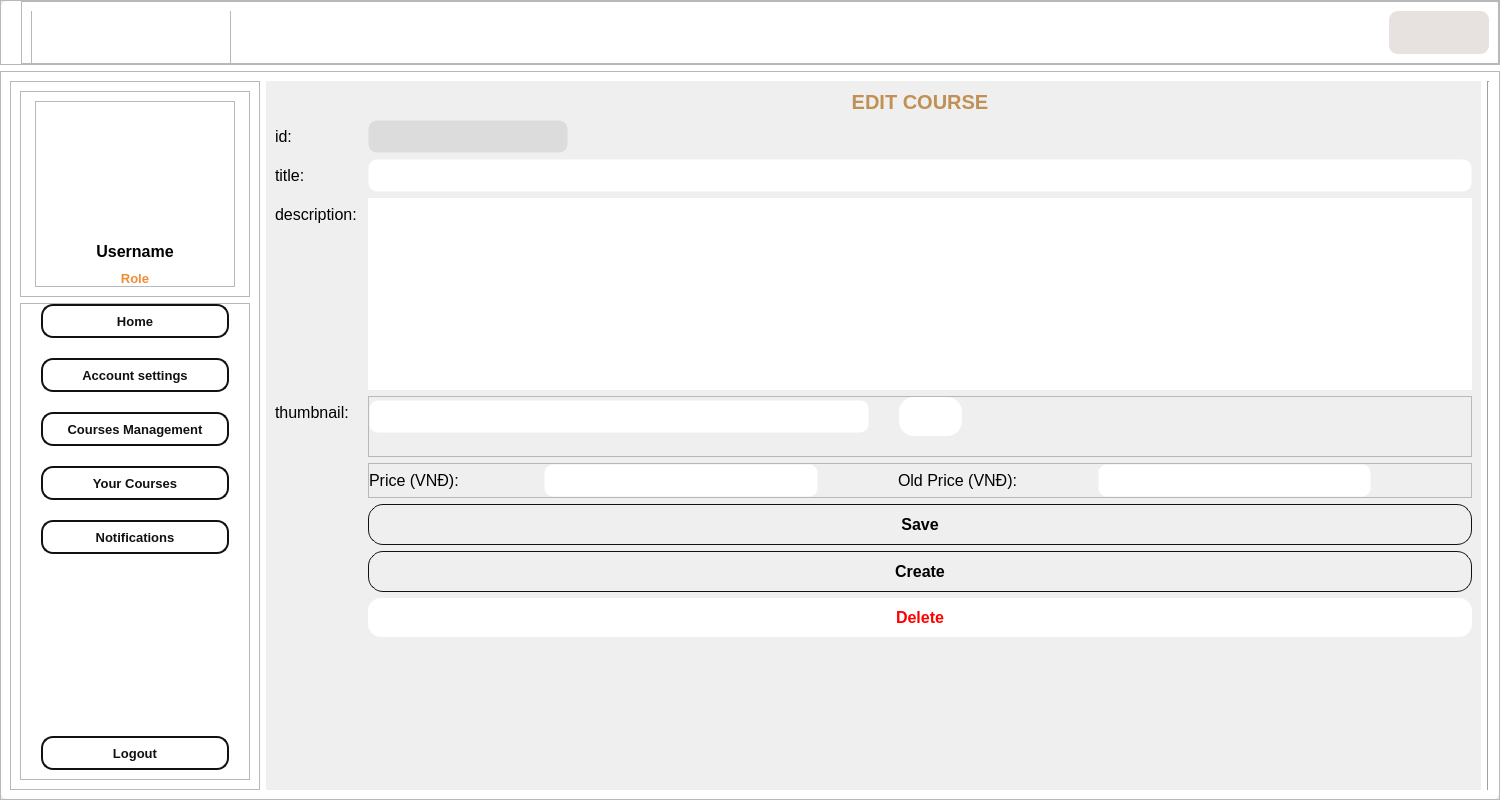
Before: the Qt Designer form ui_files/Home_gui.ui in SharkTien/Tengee, drawn with Qt 5.
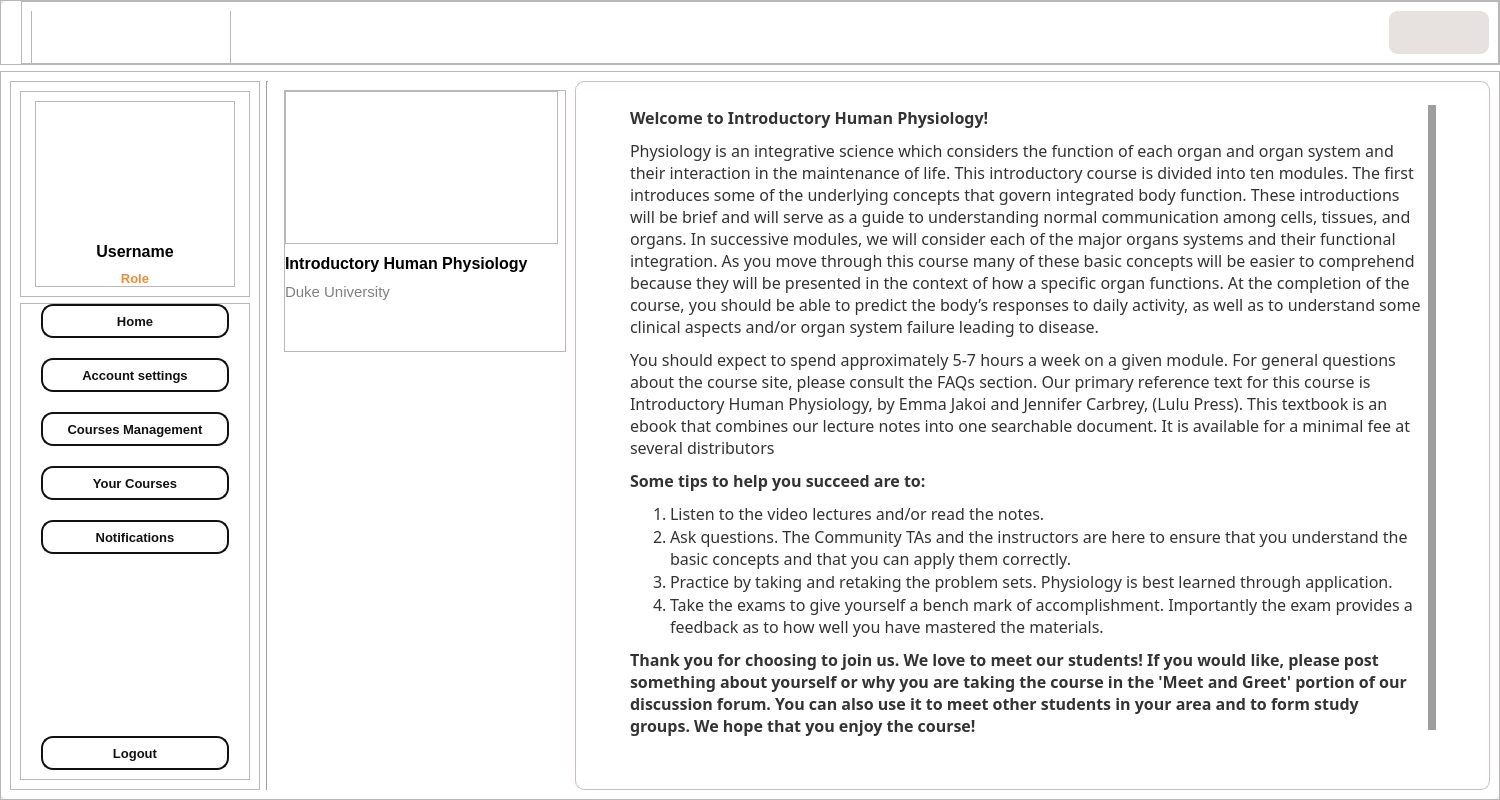
After: the same form once the commit is applied. The open tabs and pages were chosen to show the change. Icons and pictures are not drawn.

```diff
--- a/ui_files/Home_gui.ui
+++ b/ui_files/Home_gui.ui
@@ -608,6 +608,13 @@
          </layout>
         </widget>
        </item>
+       <item>
+        <widget class="Line" name="line">
+         <property name="orientation">
+          <enum>Qt::Vertical</enum>
+         </property>
+        </widget>
+       </item>
        <item>
         <widget class="QStackedWidget" name="tabs">
          <property name="styleSheet">
@@ -1788,6 +1795,12 @@
                </item>
                <item row="3" column="1">
                 <widget class="QTextBrowser" name="description_entry">
+                 <property name="maximumSize">
+                  <size>
+                   <width>16777215</width>
+                   <height>60</height>
+                  </size>
+                 </property>
                  <property name="font">
                   <font>
                    <pointsize>12</pointsize>
@@ -1929,7 +1942,7 @@
                  <property name="maximumSize">
                   <size>
                    <width>16777215</width>
-                   <height>80</height>
+                   <height>60</height>
                   </size>
                  </property>
                  <property name="font">
@@ -3635,13 +3648,464 @@
            </item>
           </layout>
          </widget>
-        </widget>
-       </item>
-       <item>
-        <widget class="Line" name="line">
-         <property name="orientation">
-          <enum>Qt::Vertical</enum>
-         </property>
+         <widget class="QWidget" name="notification">
+          <property name="styleSheet">
+           <string notr="true"/>
+          </property>
+          <layout class="QVBoxLayout" name="verticalLayout_20">
+           <property name="spacing">
+            <number>0</number>
+           </property>
+           <property name="leftMargin">
+            <number>0</number>
+           </property>
+           <property name="topMargin">
+            <number>0</number>
+           </property>
+           <property name="bottomMargin">
+            <number>0</number>
+           </property>
+           <item>
+            <widget class="QScrollArea" name="notification_scroll">
+             <property name="styleSheet">
+              <string notr="true">QScrollArea {
+	border-radius: 10px;
+	outline: 0;
+} 
+QScrollArea::item { 
+	margin: 20px;
+	border: 0px solid black;
+}
+
+QScrollBar{
+	background : transparent;
+}
+
+QScrollBar::handle{
+	background : rgb(158, 158, 158);
+	border-radius: 5px;
+	margin: 3px 3px 3px 3px;
+}
+
+QScrollBar::handle::pressed{
+	background : rgb(85, 85, 85);
+}
+
+QScrollBar::add-line {
+	height: 0px;
+}
+
+QScrollBar::sub-line {
+	height: 0px;
+}
+
+QScrollBar::add-page, QScrollBar::sub-page {
+	height: 0px;
+}</string>
+             </property>
+             <property name="widgetResizable">
+              <bool>true</bool>
+             </property>
+             <widget class="QWidget" name="notification_content">
+              <property name="geometry">
+               <rect>
+                <x>0</x>
+                <y>0</y>
+                <width>1206</width>
+                <height>710</height>
+               </rect>
+              </property>
+              <property name="styleSheet">
+               <string notr="true">QLineEdit {
+	padding: 5px;
+	border: 1px solid transparent;
+	border-radius: 9px;
+}
+
+QTextBrowser {
+	border: transparent;
+}
+
+QPushButton {
+	font: bold;
+	border: 1px solid #111;
+	border-radius: 15px;
+	padding: 10px;
+}
+
+QPushButton:hover {
+	color: #fff;
+	background: #c09054;
+	border: transparent;
+}</string>
+              </property>
+              <layout class="QVBoxLayout" name="verticalLayout_21">
+               <item>
+                <widget class="QLabel" name="noNotification">
+                 <property name="font">
+                  <font>
+                   <pointsize>14</pointsize>
+                   <weight>75</weight>
+                   <bold>true</bold>
+                  </font>
+                 </property>
+                 <property name="styleSheet">
+                  <string notr="true">color: rgba(0, 0, 0, 80);</string>
+                 </property>
+                 <property name="text">
+                  <string>There are no notifications here</string>
+                 </property>
+                 <property name="alignment">
+                  <set>Qt::AlignCenter</set>
+                 </property>
+                </widget>
+               </item>
+              </layout>
+             </widget>
+            </widget>
+           </item>
+          </layout>
+         </widget>
+         <widget class="QWidget" name="study">
+          <layout class="QHBoxLayout" name="horizontalLayout_15">
+           <property name="spacing">
+            <number>0</number>
+           </property>
+           <property name="leftMargin">
+            <number>0</number>
+           </property>
+           <property name="topMargin">
+            <number>0</number>
+           </property>
+           <property name="rightMargin">
+            <number>0</number>
+           </property>
+           <property name="bottomMargin">
+            <number>0</number>
+           </property>
+           <item>
+            <widget class="QScrollArea" name="study_sidebar">
+             <property name="maximumSize">
+              <size>
+               <width>300</width>
+               <height>16777215</height>
+              </size>
+             </property>
+             <property name="styleSheet">
+              <string notr="true">QScrollArea {
+	border-radius: 10px;
+	background-color: rgba(255, 255, 255, 50);
+	outline: 0;
+} 
+QScrollArea::item { 
+	margin: 20px;
+	border: 0px solid black;
+}
+
+QScrollBar{
+	background : transparent;
+}
+
+QScrollBar::handle{
+	background : rgb(158, 158, 158);
+	border-radius: 5px;
+	margin: 3px 3px 3px 3px;
+}
+
+QScrollBar::handle::pressed{
+	background : rgb(85, 85, 85);
+}
+
+QScrollBar::add-line {
+	height: 0px;
+}
+
+QScrollBar::sub-line {
+	height: 0px;
+}
+
+QScrollBar::add-page, QScrollBar::sub-page {
+	height: 0px;
+}</string>
+             </property>
+             <property name="widgetResizable">
+              <bool>true</bool>
+             </property>
+             <widget class="QWidget" name="sidebarcontent">
+              <property name="geometry">
+               <rect>
+                <x>0</x>
+                <y>0</y>
+                <width>300</width>
+                <height>710</height>
+               </rect>
+              </property>
+              <property name="styleSheet">
+               <string notr="true">#sidebarcontent {
+	background: transparent;
+}
+
+QLineEdit {
+	padding: 5px;
+	border: 1px solid transparent;
+	border-radius: 9px;
+}
+
+QTextBrowser {
+	border: transparent;
+}
+
+QPushButton {
+	font: bold;
+	border: 1px solid #111;
+	border-radius: 15px;
+	padding: 10px;
+}
+
+QPushButton:hover {
+	color: #fff;
+	background: #c09054;
+	border: transparent;
+}</string>
+              </property>
+              <layout class="QVBoxLayout" name="verticalLayout_23">
+               <item>
+                <widget class="QFrame" name="imgarea">
+                 <property name="frameShape">
+                  <enum>QFrame::StyledPanel</enum>
+                 </property>
+                 <property name="frameShadow">
+                  <enum>QFrame::Raised</enum>
+                 </property>
+                 <layout class="QVBoxLayout" name="verticalLayout_22">
+                  <property name="spacing">
+                   <number>10</number>
+                  </property>
+                  <property name="leftMargin">
+                   <number>0</number>
+                  </property>
+                  <property name="topMargin">
+                   <number>0</number>
+                  </property>
+                  <property name="rightMargin">
+                   <number>0</number>
+                  </property>
+                  <property name="bottomMargin">
+                   <number>50</number>
+                  </property>
+                  <item>
+                   <widget class="QFrame" name="imgcard_study">
+                    <property name="minimumSize">
+                     <size>
+                      <width>273</width>
+                      <height>153</height>
+                     </size>
+                    </property>
+                    <property name="maximumSize">
+                     <size>
+                      <width>273</width>
+                      <height>153</height>
+                     </size>
+                    </property>
+                    <property name="styleSheet">
+                     <string notr="true">border-image: url(:/icons/background-login.png)</string>
+                    </property>
+                    <property name="frameShape">
+                     <enum>QFrame::StyledPanel</enum>
+                    </property>
+                    <property name="frameShadow">
+                     <enum>QFrame::Raised</enum>
+                    </property>
+                   </widget>
+                  </item>
+                  <item>
+                   <widget class="QLabel" name="title_study">
+                    <property name="font">
+                     <font>
+                      <pointsize>12</pointsize>
+                      <weight>75</weight>
+                      <bold>true</bold>
+                     </font>
+                    </property>
+                    <property name="text">
+                     <string>Introductory Human Physiology</string>
+                    </property>
+                    <property name="wordWrap">
+                     <bool>true</bool>
+                    </property>
+                   </widget>
+                  </item>
+                  <item>
+                   <widget class="QLabel" name="author_study">
+                    <property name="font">
+                     <font>
+                      <pointsize>11</pointsize>
+                      <weight>50</weight>
+                      <italic>false</italic>
+                      <bold>false</bold>
+                      <underline>false</underline>
+                      <strikeout>false</strikeout>
+                      <kerning>true</kerning>
+                     </font>
+                    </property>
+                    <property name="styleSheet">
+                     <string notr="true">#author_study {
+	color: gray;
+}</string>
+                    </property>
+                    <property name="text">
+                     <string>Duke University</string>
+                    </property>
+                    <property name="wordWrap">
+                     <bool>true</bool>
+                    </property>
+                   </widget>
+                  </item>
+                 </layout>
+                </widget>
+               </item>
+               <item>
+                <spacer name="verticalSpacer_9">
+                 <property name="orientation">
+                  <enum>Qt::Vertical</enum>
+                 </property>
+                 <property name="sizeHint" stdset="0">
+                  <size>
+                   <width>20</width>
+                   <height>40</height>
+                  </size>
+                 </property>
+                </spacer>
+               </item>
+              </layout>
+             </widget>
+            </widget>
+           </item>
+           <item>
+            <widget class="QScrollArea" name="studyarea">
+             <property name="styleSheet">
+              <string notr="true">QScrollArea {
+	border-radius: 9px;
+	background-color: rgba(255, 255, 255, 50);
+	border: 1px solid #cbbfbb;
+} 
+QScrollArea::item { 
+	margin: 20px;
+	border: none;
+}
+
+QScrollBar{
+	background : transparent;
+}
+
+QScrollBar::handle{
+	background : rgb(158, 158, 158);
+	border-radius: 5px;
+	margin: 3px 3px 3px 3px;
+}
+
+QScrollBar::handle::pressed{
+	background : rgb(85, 85, 85);
+}
+
+QScrollBar::add-line {
+	height: 0px;
+}
+
+QScrollBar::sub-line {
+	height: 0px;
+}
+
+QScrollBar::add-page, QScrollBar::sub-page {
+	height: 0px;
+}</string>
+             </property>
+             <property name="widgetResizable">
+              <bool>true</bool>
+             </property>
+             <widget class="QWidget" name="studycontent">
+              <property name="geometry">
+               <rect>
+                <x>0</x>
+                <y>0</y>
+                <width>913</width>
+                <height>708</height>
+               </rect>
+              </property>
+              <property name="styleSheet">
+               <string notr="true">#studycontent {
+	border-radius: 9px;
+}
+
+QLineEdit {
+	padding: 5px;
+	border: 1px solid transparent;
+	border-radius: 9px;
+}
+
+QTextBrowser {
+	border: transparent;
+}
+
+QPushButton {
+	font: bold;
+	border: 1px solid #111;
+	border-radius: 15px;
+	padding: 10px;
+}
+
+QPushButton:hover {
+	color: #fff;
+	background: #c09054;
+	border: transparent;
+}</string>
+              </property>
+              <layout class="QVBoxLayout" name="verticalLayout_24">
+               <property name="leftMargin">
+                <number>50</number>
+               </property>
+               <property name="topMargin">
+                <number>20</number>
+               </property>
+               <property name="rightMargin">
+                <number>50</number>
+               </property>
+               <property name="bottomMargin">
+                <number>20</number>
+               </property>
+               <item>
+                <widget class="QTextBrowser" name="studywelcome">
+                 <property name="font">
+                  <font>
+                   <family>MS Reference Specialty</family>
+                   <pointsize>8</pointsize>
+                  </font>
+                 </property>
+                 <property name="html">
+                  <string>&lt;!DOCTYPE HTML PUBLIC &quot;-//W3C//DTD HTML 4.0//EN&quot; &quot;http://www.w3.org/TR/REC-html40/strict.dtd&quot;&gt;
+&lt;html&gt;&lt;head&gt;&lt;meta name=&quot;qrichtext&quot; content=&quot;1&quot; /&gt;&lt;style type=&quot;text/css&quot;&gt;
+p, li { white-space: pre-wrap; }
+&lt;/style&gt;&lt;/head&gt;&lt;body style=&quot; font-family:'MS Reference Specialty'; font-size:8pt; font-weight:400; font-style:normal;&quot;&gt;
+&lt;p style=&quot; margin-top:0px; margin-bottom:10px; margin-left:0px; margin-right:0px; -qt-block-indent:0; text-indent:0px; background-color:#ffffff;&quot;&gt;&lt;span style=&quot; font-family:'Source Sans Pro','Arial','sans-serif'; font-size:16px; font-weight:696; color:#333333;&quot;&gt;Welcome to Introductory Human Physiology!&lt;/span&gt;&lt;/p&gt;
+&lt;p style=&quot; margin-top:0px; margin-bottom:10px; margin-left:0px; margin-right:0px; -qt-block-indent:0; text-indent:0px; background-color:#ffffff;&quot;&gt;&lt;span style=&quot; font-family:'Source Sans Pro','Arial','sans-serif'; font-size:16px; color:#333333; background-color:#ffffff;&quot;&gt;Physiology is an integrative science which considers the function of each organ and organ system and their interaction in the maintenance of life. This introductory course is divided into ten modules. The first introduces some of the underlying concepts that govern integrated body function. These introductions will be brief and will serve as a guide to understanding normal communication among cells, tissues, and organs. In successive modules, we will consider each of the major organs systems and their functional integration. As you move through this course many of these basic concepts will be easier to comprehend because they will be presented in the context of how a specific organ functions. At the completion of the course, you should be able to predict the body’s responses to daily activity, as well as to understand some clinical aspects and/or organ system failure leading to disease.&lt;/span&gt;&lt;/p&gt;
+&lt;p style=&quot; margin-top:0px; margin-bottom:10px; margin-left:0px; margin-right:0px; -qt-block-indent:0; text-indent:0px; background-color:#ffffff;&quot;&gt;&lt;span style=&quot; font-family:'Source Sans Pro','Arial','sans-serif'; font-size:16px; color:#333333; background-color:#ffffff;&quot;&gt;You should expect to spend approximately 5-7 hours a week on a given module. For general questions about the course site, please consult the FAQs section. Our primary reference text for this course is Introductory Human Physiology, by Emma Jakoi and Jennifer Carbrey, (Lulu Press). This textbook is an ebook that combines our lecture notes into one searchable document. It is available for a minimal fee at several distributors&lt;/span&gt;&lt;/p&gt;
+&lt;p style=&quot; margin-top:0px; margin-bottom:10px; margin-left:0px; margin-right:0px; -qt-block-indent:0; text-indent:0px; background-color:#ffffff;&quot;&gt;&lt;span style=&quot; font-family:'Source Sans Pro','Arial','sans-serif'; font-size:16px; font-weight:696; color:#333333;&quot;&gt;Some tips to help you succeed are to:&lt;/span&gt;&lt;/p&gt;
+&lt;ol style=&quot;margin-top: 0px; margin-bottom: 0px; margin-left: 0px; margin-right: 0px; -qt-list-indent: 1;&quot;&gt;&lt;li style=&quot; font-family:'Source Sans Pro','Arial','sans-serif'; font-size:16px; color:#333333;&quot; style=&quot; margin-top:0px; margin-bottom:0px; margin-left:0px; margin-right:0px; -qt-block-indent:0; text-indent:0px;&quot;&gt;&lt;span style=&quot; font-size:16px;&quot;&gt;Listen to the video lectures and/or read the notes.&lt;/span&gt;&lt;/li&gt;
+&lt;li style=&quot; font-family:'Source Sans Pro','Arial','sans-serif'; font-size:16px; color:#333333;&quot; style=&quot; margin-top:0px; margin-bottom:0px; margin-left:0px; margin-right:0px; -qt-block-indent:0; text-indent:0px;&quot;&gt;&lt;span style=&quot; font-size:16px;&quot;&gt;Ask questions. The Community TAs and the instructors are here to ensure that you understand the basic concepts and that you can apply them correctly.&lt;/span&gt;&lt;/li&gt;
+&lt;li style=&quot; font-family:'Source Sans Pro','Arial','sans-serif'; font-size:16px; color:#333333;&quot; style=&quot; margin-top:0px; margin-bottom:0px; margin-left:0px; margin-right:0px; -qt-block-indent:0; text-indent:0px;&quot;&gt;&lt;span style=&quot; font-size:16px;&quot;&gt;Practice by taking and retaking the problem sets. Physiology is best learned through application.&lt;/span&gt;&lt;/li&gt;
+&lt;li style=&quot; font-family:'Source Sans Pro','Arial','sans-serif'; font-size:16px; color:#333333;&quot; style=&quot; margin-top:0px; margin-bottom:10px; margin-left:0px; margin-right:0px; -qt-block-indent:0; text-indent:0px;&quot;&gt;&lt;span style=&quot; font-size:16px;&quot;&gt;Take the exams to give yourself a bench mark of accomplishment. Importantly the exam provides a feedback as to how well you have mastered the materials.&lt;/span&gt;&lt;/li&gt;&lt;/ol&gt;
+&lt;p style=&quot; margin-top:0px; margin-bottom:10px; margin-left:0px; margin-right:0px; -qt-block-indent:0; text-indent:0px; background-color:#ffffff;&quot;&gt;&lt;span style=&quot; font-family:'Source Sans Pro','Arial','sans-serif'; font-size:16px; font-weight:696; color:#333333;&quot;&gt;Thank you for choosing to join us. We love to meet our students! If you would like, please post something about yourself or why you are taking the course in the 'Meet and Greet' portion of our discussion forum. You can also use it to meet other students in your area and to form study groups. We hope that you enjoy the course!&lt;/span&gt;&lt;/p&gt;
+&lt;p style=&quot;-qt-paragraph-type:empty; margin-top:0px; margin-bottom:10px; margin-left:0px; margin-right:0px; -qt-block-indent:0; text-indent:0px; font-family:'Source Sans Pro','Arial','sans-serif'; font-size:16px; font-weight:696; color:#333333; background-color:#ffffff;&quot;&gt;&lt;br /&gt;&lt;/p&gt;
+&lt;p style=&quot; margin-top:0px; margin-bottom:10px; margin-left:0px; margin-right:0px; -qt-block-indent:0; text-indent:0px; background-color:#ffffff;&quot;&gt;&lt;span style=&quot; font-family:'Source Sans Pro','Arial','sans-serif'; font-size:16px; color:#333333; background-color:#ffffff;&quot;&gt;Emma (Mimi) Jakoi and Jennifer Carbrey&lt;/span&gt;&lt;/p&gt;&lt;/body&gt;&lt;/html&gt;</string>
+                 </property>
+                </widget>
+               </item>
+              </layout>
+             </widget>
+            </widget>
+           </item>
+          </layout>
+         </widget>
         </widget>
        </item>
       </layout>
```
Left out of the diff: 179 changed lines with no effect on the pictures.
